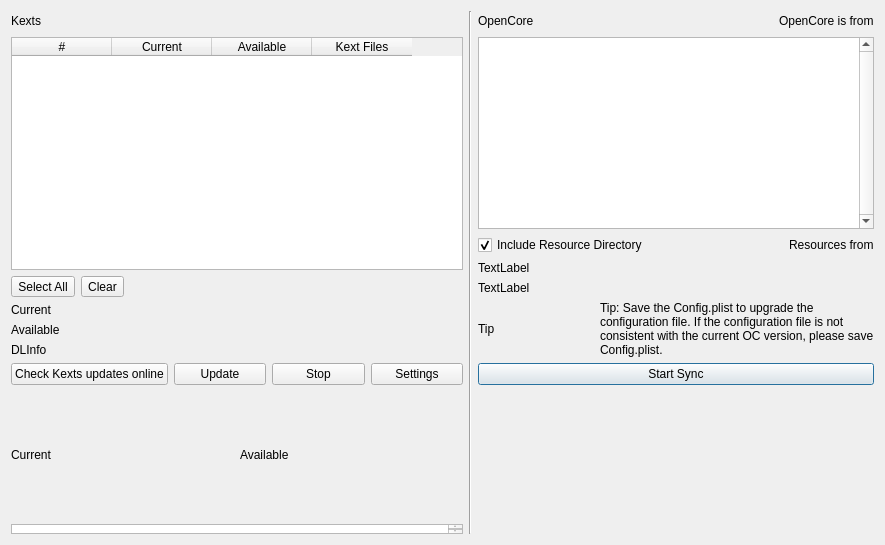
ic005k/OCAuxiliaryTools, file syncocdialog.ui: the form before one commit.
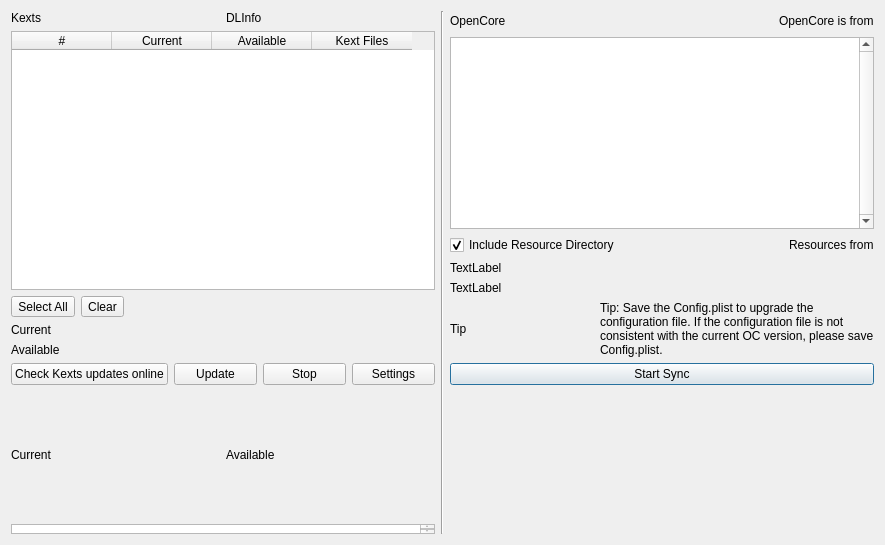
The form after the commit.

```diff
--- a/syncocdialog.ui
+++ b/syncocdialog.ui
@@ -15,33 +15,31 @@
   </property>
   <layout class="QGridLayout" name="gridLayout_8">
    <item row="0" column="0">
+    <layout class="QHBoxLayout" name="horizontalLayout">
+     <item>
     <widget class="QLabel" name="lblSource">
      <property name="text">
       <string>Kexts</string>
      </property>
     </widget>
    </item>
-   <item row="0" column="1">
-    <spacer name="horizontalSpacer_2">
-     <property name="orientation">
-      <enum>Qt::Horizontal</enum>
-     </property>
-     <property name="sizeHint" stdset="0">
-      <size>
-       <width>387</width>
-       <height>20</height>
-      </size>
-     </property>
-    </spacer>
-   </item>
-   <item row="0" column="2" rowspan="8">
+     <item>
+      <widget class="QLabel" name="labelShowDLInfo">
+       <property name="text">
+        <string>DLInfo</string>
+       </property>
+      </widget>
+     </item>
+    </layout>
+   </item>
+   <item row="0" column="1" rowspan="7">
     <widget class="Line" name="line">
      <property name="orientation">
       <enum>Qt::Vertical</enum>
      </property>
     </widget>
    </item>
-   <item row="0" column="3" rowspan="7">
+   <item row="0" column="2" rowspan="6">
     <layout class="QGridLayout" name="gridLayout_4">
      <item row="3" column="0">
       <widget class="QLabel" name="lblTargetLastModi_2">
@@ -180,7 +178,7 @@
      </item>
     </layout>
    </item>
-   <item row="1" column="0" colspan="2">
+   <item row="1" column="0">
     <widget class="QTableWidget" name="tableKexts">
      <column>
       <property name="text">
@@ -204,7 +202,7 @@
      </column>
     </widget>
    </item>
-   <item row="2" column="0" colspan="2">
+   <item row="2" column="0">
     <layout class="QGridLayout" name="gridLayout_9">
      <item row="0" column="3">
       <spacer name="horizontalSpacer">
@@ -250,13 +248,6 @@
     </widget>
    </item>
    <item row="5" column="0">
-    <widget class="QLabel" name="labelShowDLInfo">
-     <property name="text">
-      <string>DLInfo</string>
-     </property>
-    </widget>
-   </item>
-   <item row="6" column="0" colspan="2">
     <layout class="QGridLayout" name="gridLayout_2">
      <item row="0" column="2">
       <widget class="QPushButton" name="btnStop">
@@ -288,7 +279,7 @@
      </item>
     </layout>
    </item>
-   <item row="7" column="0" colspan="2">
+   <item row="6" column="0">
     <layout class="QGridLayout" name="gridLayout_11">
      <item row="2" column="0">
       <layout class="QGridLayout" name="gridLayout_5"/>
```
Lines whose indentation alone changed are shown as unchanged.
